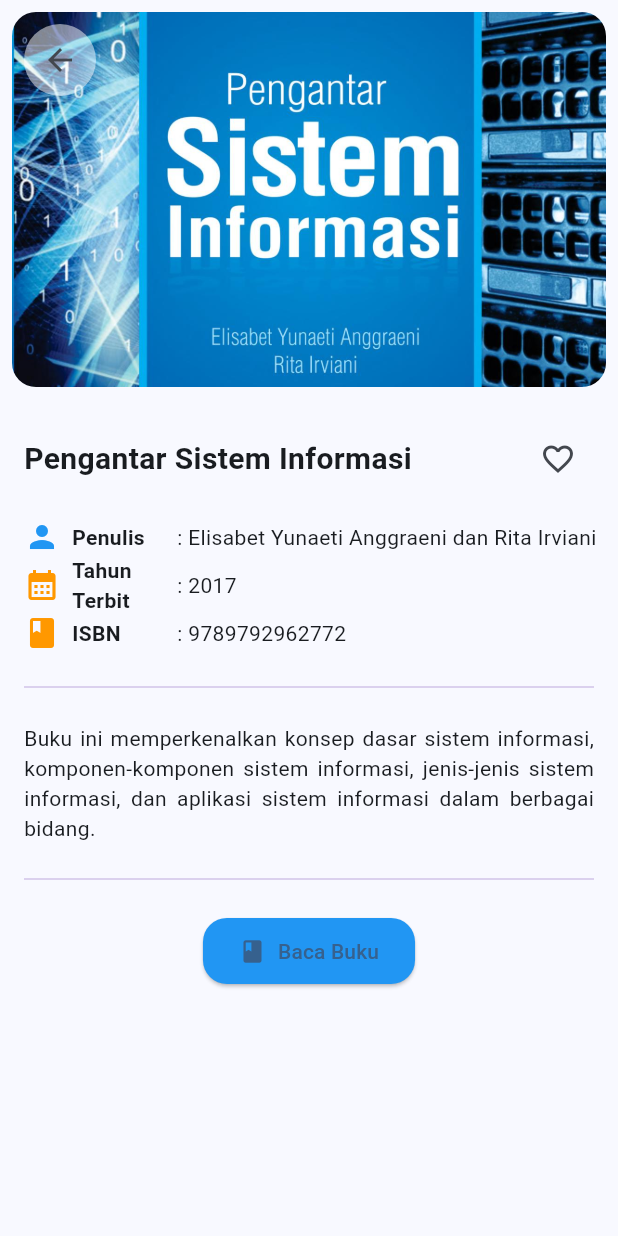
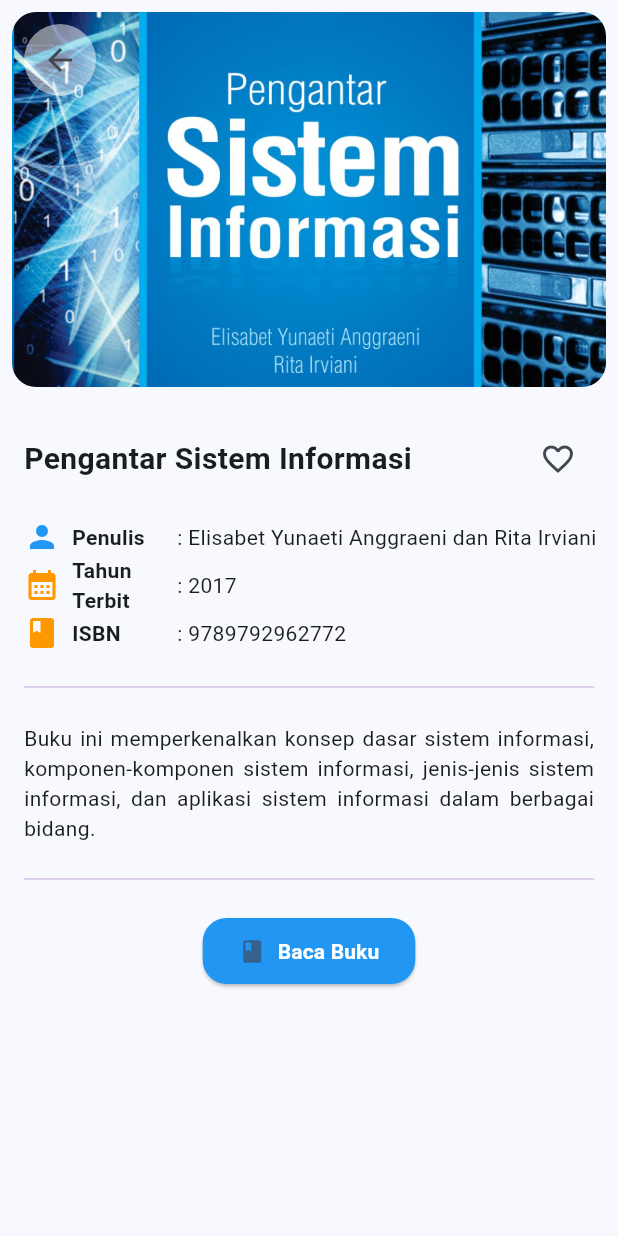
Before and after one commit to Elmerzeiq/UAS_PAB_1, a Flutter app: the DetailScreen screen opened directly with sample values from the repository, on a phone screen of 412 x 824 dp. Run offline on Flutter 3.47's test engine with Material 3 defaults, Android fonts, the phone set to English and light mode, and no system bars; our stand-ins replace shared_preferences; accounts and stored records are empty.

Commit message:
baca buku

```diff
--- a/book_nest/lib/screens/detail_screen.dart
+++ b/book_nest/lib/screens/detail_screen.dart
@@ -38,7 +38,8 @@ class _DetailScreenState extends State<DetailScreen> {
         favoriteHomes.remove(widget.varHome.judul);
         _isFavorite = false;
         ScaffoldMessenger.of(context).showSnackBar(
-          SnackBar(content: Text('${widget.varHome.judul} removed from favorites')),
+          SnackBar(
+              content: Text('${widget.varHome.judul} removed from favorites')),
         );
       } else {
         // Proses favorite
@@ -63,12 +64,14 @@ class _DetailScreenState extends State<DetailScreen> {
     }
 
     final Uri uri = Uri.parse(url);
-  if (!await launch(uri)) {  // Use launch method
+    if (!await launch(uri.toString())) {
+      // Convert Uri to String
       ScaffoldMessenger.of(context).showSnackBar(
         SnackBar(content: Text('Gagal membuka URL: $url')),
       );
     }
   }
+
   @override
   Widget build(BuildContext context) {
     return Scaffold(
@@ -81,7 +84,8 @@ class _DetailScreenState extends State<DetailScreen> {
                 children: [
                   // Gambar utama
                   Padding(
-                    padding: const EdgeInsets.symmetric(horizontal: 8, vertical: 8),
+                    padding:
+                        const EdgeInsets.symmetric(horizontal: 8, vertical: 8),
                     child: ClipRRect(
                       borderRadius: BorderRadius.circular(16),
                       child: Image.asset(
@@ -127,7 +131,9 @@ class _DetailScreenState extends State<DetailScreen> {
                         IconButton(
                           onPressed: _toggleFavorite,
                           icon: Icon(
-                            _isFavorite ? Icons.favorite : Icons.favorite_border,
+                            _isFavorite
+                                ? Icons.favorite
+                                : Icons.favorite_border,
                           ),
                           color: _isFavorite ? Colors.red : null,
                         ),
@@ -141,7 +147,8 @@ class _DetailScreenState extends State<DetailScreen> {
                         const SizedBox(width: 8),
                         const SizedBox(
                           width: 70,
-                          child: Text('Penulis', style: TextStyle(fontWeight: FontWeight.bold)),
+                          child: Text('Penulis',
+                              style: TextStyle(fontWeight: FontWeight.bold)),
                         ),
                         Text(': ${widget.varHome.penulis}'),
                       ],
@@ -152,7 +159,8 @@ class _DetailScreenState extends State<DetailScreen> {
                         const SizedBox(width: 8),
                         const SizedBox(
                           width: 70,
-                          child: Text('Tahun Terbit', style: TextStyle(fontWeight: FontWeight.bold)),
+                          child: Text('Tahun Terbit',
+                              style: TextStyle(fontWeight: FontWeight.bold)),
                         ),
                         Text(': ${widget.varHome.tahunTerbit}'),
                       ],
@@ -163,7 +171,8 @@ class _DetailScreenState extends State<DetailScreen> {
                         const SizedBox(width: 8),
                         const SizedBox(
                           width: 70,
-                          child: Text('ISBN', style: TextStyle(fontWeight: FontWeight.bold)),
+                          child: Text('ISBN',
+                              style: TextStyle(fontWeight: FontWeight.bold)),
                         ),
                         Text(': ${widget.varHome.isbn}'),
                       ],
@@ -185,7 +194,13 @@ class _DetailScreenState extends State<DetailScreen> {
                       ElevatedButton.icon(
   onPressed: () => _launchURL(widget.varHome.linkJurnal),
   icon: const Icon(Icons.book),
-                        label: const Text('Baca Buku'),
+  label: const Text(
+    'Baca Buku',
+    style: TextStyle(
+      fontWeight: FontWeight.bold,
+      color: Colors.white, // Set text color to white
+    ),
+  ),
   style: ElevatedButton.styleFrom(
     backgroundColor: Colors.blue,
     padding: const EdgeInsets.symmetric(
@@ -197,6 +212,7 @@ class _DetailScreenState extends State<DetailScreen> {
     ),
   ),
 ),
+
                   ],
                 ),
               ),
```
Lines whose indentation alone changed are shown as unchanged.
